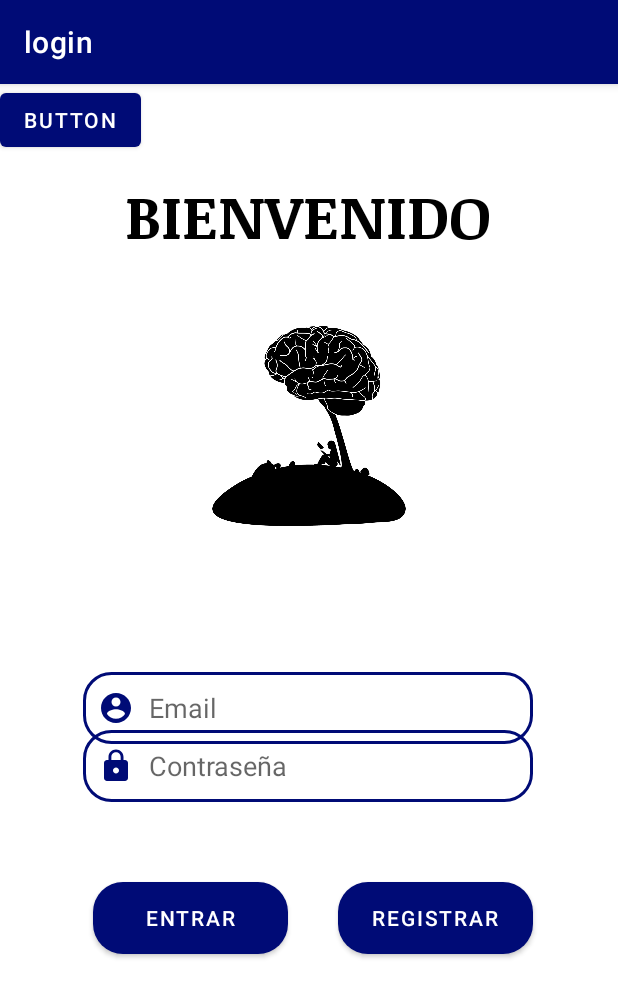
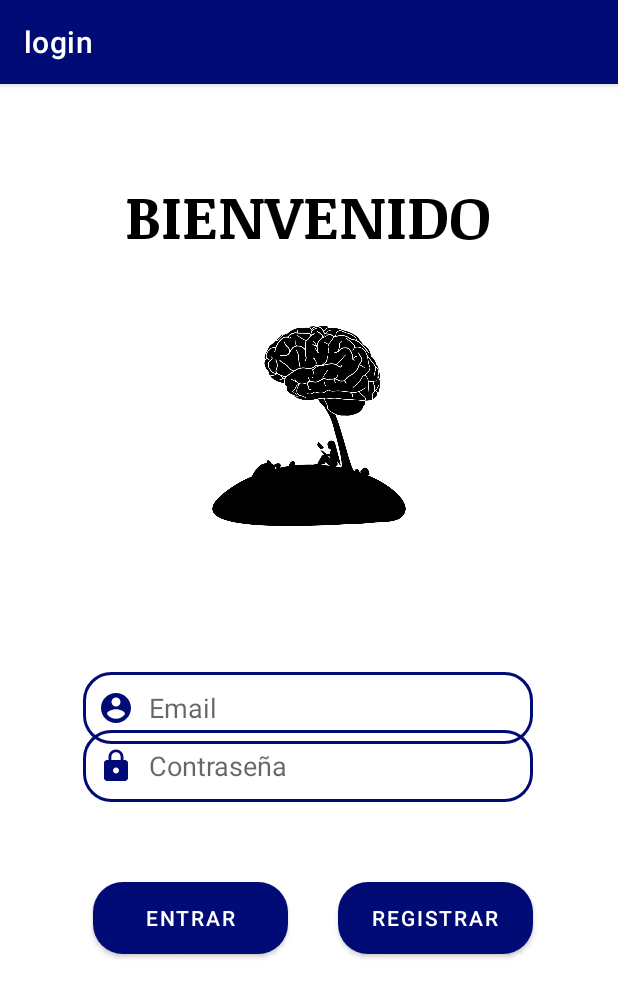
Before and after one commit to AMPL95/AppGrupal, an Android app: the screen it shows after launch (login), on a phone screen of 412 x 824 dp. Shown: the top 997 px of the screen. Run offline under Robolectric (Android 15) with nearby library versions, the phone set to English and light mode, and no system bars; our stand-ins replace Firebase (no records; nobody signed in at launch, a user with empty details on screens opened directly).

```diff
--- a/app/src/main/java/com/example/appgrupal/login.kt
+++ b/app/src/main/java/com/example/appgrupal/login.kt
@@ -47,13 +47,6 @@ class login : AppCompatActivity() {
         val MenuIntent= Intent(this, Menu::class.java)
         startActivity(MenuIntent)
     }
-
-    fun onClickEntrar2(view: View){
-        val inicioIntent= Intent(this,Menu::class.java)
-        startActivity(inicioIntent)
-    }
-
-
 
 
     fun onClickEntrar(view: View) {
--- a/app/src/main/res/layout/activity_login.xml
+++ b/app/src/main/res/layout/activity_login.xml
@@ -104,14 +104,5 @@
         app:layout_constraintVertical_bias="0.254"
         app:srcCompat="@drawable/psicologia2" />
 
-    <Button
-        android:id="@+id/botoon"
-        android:layout_width="wrap_content"
-        android:layout_height="wrap_content"
-        android:text="Button"
-        app:layout_constraintStart_toStartOf="parent"
-        app:layout_constraintTop_toTopOf="parent"
-        android:onClick="onClickEntrar2"/>
-
 
 </androidx.constraintlayout.widget.ConstraintLayout>
```
